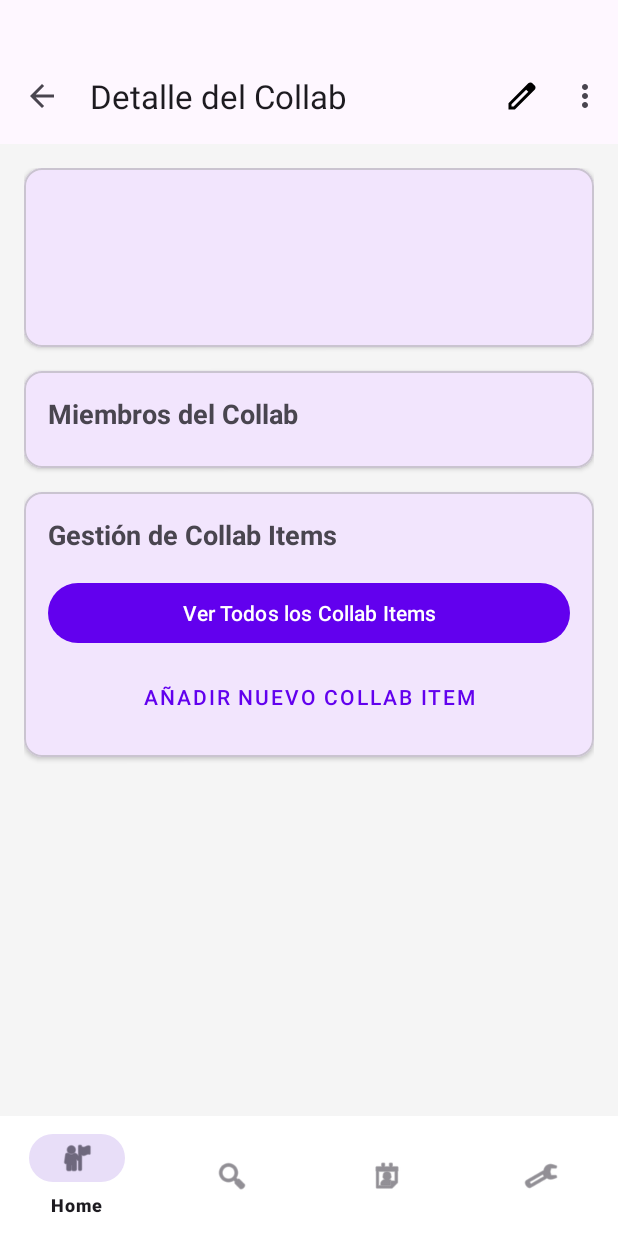
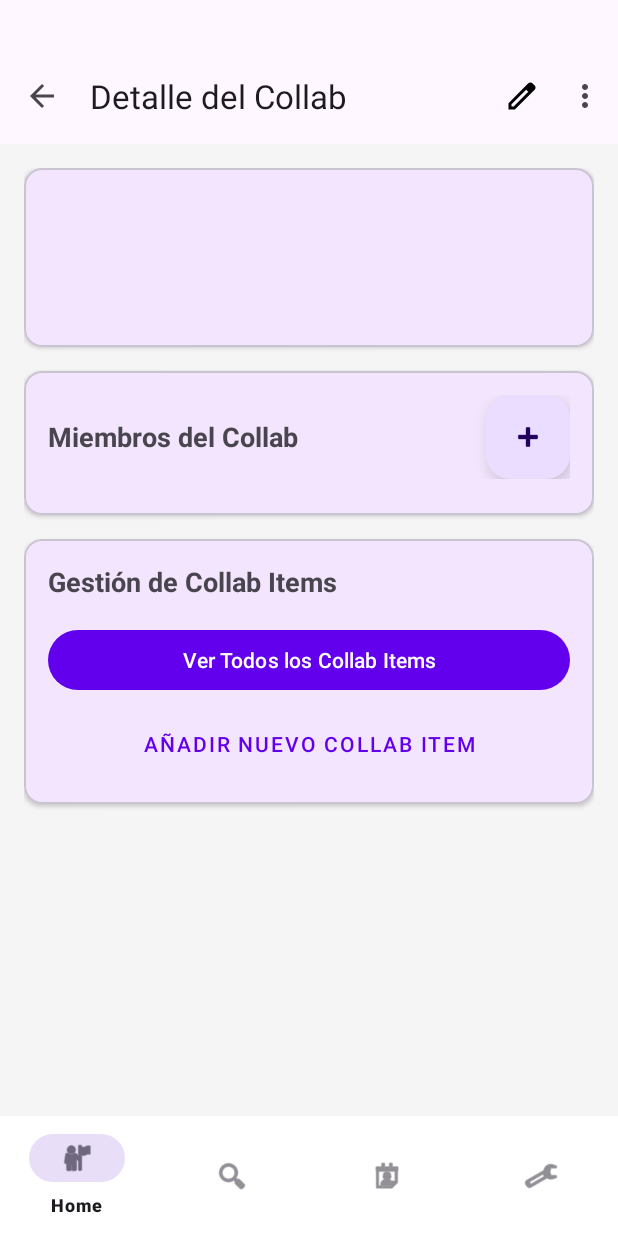
Before and after one commit to alex-boni/PAD-2025-26-G02-CollabUp, an Android app: the fragment CollabDetailFragment placed in its activity, on a phone screen of 412 x 824 dp. Run offline under Robolectric (Android 15) with nearby library versions, the phone set to English and light mode, and no system bars; our stand-ins replace Firebase (no records; nobody signed in at launch, a user with empty details on screens opened directly).

Commit message:
añadir miembros

```diff
--- /dev/null
+++ b/app/src/main/java/es/ucm/fdi/pad/collabup/modelo/adapters/MemberAdapter.java
@@ -0,0 +1,60 @@
+package es.ucm.fdi.pad.collabup.modelo.adapters;
+
+import android.view.LayoutInflater;
+import android.view.View;
+import android.view.ViewGroup;
+import android.widget.ImageView;
+import android.widget.TextView;
+
+import androidx.annotation.NonNull;
+import androidx.recyclerview.widget.RecyclerView;
+
+import java.util.List;
+
+import es.ucm.fdi.pad.collabup.R;
+import es.ucm.fdi.pad.collabup.modelo.Usuario;
+
+public class MemberAdapter extends RecyclerView.Adapter<MemberAdapter.MemberViewHolder> {
+
+    private List<Usuario> members;
+
+    public MemberAdapter(List<Usuario> members) {
+        this.members = members;
+    }
+
+    public static class MemberViewHolder extends RecyclerView.ViewHolder {
+        public ImageView ivMemberImage;
+        public TextView tvMemberName;
+
+        public MemberViewHolder(@NonNull View itemView) {
+            super(itemView);
+            ivMemberImage = itemView.findViewById(R.id.ivMemberImage);
+            tvMemberName = itemView.findViewById(R.id.tvMemberName);
+        }
+    }
+
+    @NonNull
+    @Override
+    public MemberViewHolder onCreateViewHolder(@NonNull ViewGroup parent, int viewType) {
+        View view = LayoutInflater.from(parent.getContext())
+                .inflate(R.layout.item_member_circle, parent, false);
+        return new MemberViewHolder(view);
+    }
+
+    @Override
+    public void onBindViewHolder(@NonNull MemberViewHolder holder, int position) {
+        Usuario member = members.get(position);
+        holder.tvMemberName.setText(member.getNombre());
+        holder.ivMemberImage.setImageResource(R.drawable.ic_person);
+    }
+
+    @Override
+    public int getItemCount() {
+        return members.size();
+    }
+
+    public void updateMembers(List<Usuario> newMembers) {
+        this.members = newMembers;
+        notifyDataSetChanged();
+    }
+}
--- a/app/src/main/res/layout/fragment_collab_detail.xml
+++ b/app/src/main/res/layout/fragment_collab_detail.xml
@@ -85,13 +85,29 @@
                     android:orientation="vertical"
                     android:padding="16dp">
 
-                    <TextView
-                        android:layout_width="wrap_content"
+                    <LinearLayout
+                        android:layout_width="match_parent"
                         android:layout_height="wrap_content"
-                        android:layout_marginBottom="8dp"
-                        android:text="Miembros del Collab"
-                        android:textSize="18sp"
-                        android:textStyle="bold" />
+                        android:orientation="horizontal"
+                        android:gravity="center_vertical"
+                        android:layout_marginBottom="8dp">
+
+                        <TextView
+                            android:layout_width="0dp"
+                            android:layout_height="wrap_content"
+                            android:layout_weight="1"
+                            android:text="Miembros del Collab"
+                            android:textSize="18sp"
+                            android:textStyle="bold" />
+
+                        <com.google.android.material.floatingactionbutton.FloatingActionButton
+                            android:id="@+id/fabAddMember"
+                            android:layout_width="wrap_content"
+                            android:layout_height="wrap_content"
+                            android:src="@android:drawable/ic_input_add"
+                            app:fabSize="mini"
+                            android:contentDescription="Añadir miembro" />
+                    </LinearLayout>
 
                     <androidx.recyclerview.widget.RecyclerView
                         android:id="@+id/rvMembers"
```
Also changed, not shown: app/src/main/java/es/ucm/fdi/pad/collabup/controlador/fragmento/CollabDetailFragment.java (+115 -1 lines), app/src/main/java/es/ucm/fdi/pad/collabup/modelo/Collab.java (+30 -0 lines), app/src/main/java/es/ucm/fdi/pad/collabup/modelo/Usuario.java (+23 -0 lines).
